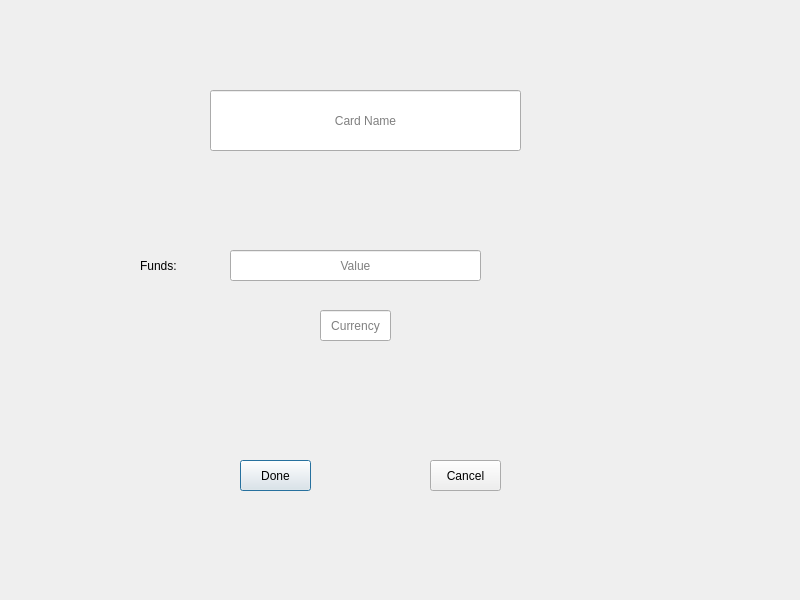
Old version of the form 3_Solution/CleverClient/addfundsdialog.ui in the repository georgecpp/CleverPocket.
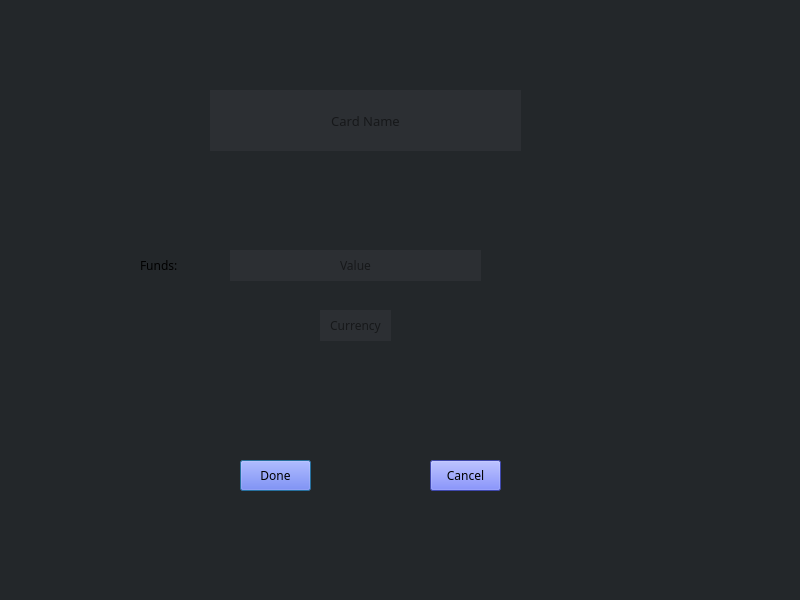
New version of the form.

The edit to the form file:
```diff
--- a/3_Solution/CleverClient/addfundsdialog.ui
+++ b/3_Solution/CleverClient/addfundsdialog.ui
@@ -13,6 +13,11 @@
   <property name="windowTitle">
    <string>AddFundsDialog</string>
   </property>
+  <property name="styleSheet">
+   <string notr="true">background-color:rgb(35, 39, 42);
+
+</string>
+  </property>
   <widget class="QPushButton" name="addFundPushButton">
    <property name="geometry">
     <rect>
@@ -22,6 +27,28 @@
      <height>31</height>
     </rect>
    </property>
+   <property name="font">
+    <font>
+     <family>Whitney</family>
+     <pointsize>9</pointsize>
+    </font>
+   </property>
+   <property name="styleSheet">
+    <string notr="true">
+QPushButton {
+     background-color: rgb(88, 101, 242);
+ }
+ QPushButton#pushButton:pressed {
+   	background-color: rgb(88, 157, 242); 
+ }
+ QPushButton#pushButton:hover {
+     
+	background-color: rgb(88, 157, 242);
+ }
+ QPushButton[text] {
+    color:white;
+ }</string>
+   </property>
    <property name="text">
     <string>Done</string>
    </property>
@@ -35,6 +62,19 @@
      <height>61</height>
     </rect>
    </property>
+   <property name="font">
+    <font>
+     <family>Whitney</family>
+     <pointsize>10</pointsize>
+    </font>
+   </property>
+   <property name="styleSheet">
+    <string notr="true">QLineEdit[text]{
+color: white;}
+QLineEdit{
+background-color: rgb(44, 47, 51);
+border:none;}</string>
+   </property>
    <property name="alignment">
     <set>Qt::AlignCenter</set>
    </property>
@@ -54,6 +94,19 @@
      <height>31</height>
     </rect>
    </property>
+   <property name="font">
+    <font>
+     <family>Whitney</family>
+     <pointsize>9</pointsize>
+    </font>
+   </property>
+   <property name="styleSheet">
+    <string notr="true">QLabel[text]{
+color: white;}
+QLabel{
+background-color:rgb(35, 39, 42);
+border:none;}</string>
+   </property>
    <property name="text">
     <string>Funds:</string>
    </property>
@@ -67,6 +120,19 @@
      <height>31</height>
     </rect>
    </property>
+   <property name="font">
+    <font>
+     <family>Whitney</family>
+     <pointsize>9</pointsize>
+    </font>
+   </property>
+   <property name="styleSheet">
+    <string notr="true">QLineEdit[text]{
+color: white;}
+QLineEdit{
+background-color: rgb(44, 47, 51);
+border:none;}</string>
+   </property>
    <property name="alignment">
     <set>Qt::AlignCenter</set>
    </property>
@@ -83,6 +149,19 @@
      <height>31</height>
     </rect>
    </property>
+   <property name="font">
+    <font>
+     <family>Whitney</family>
+     <pointsize>9</pointsize>
+    </font>
+   </property>
+   <property name="styleSheet">
+    <string notr="true">QLineEdit[text]{
+color: white;}
+QLineEdit{
+background-color: rgb(44, 47, 51);
+border:none;}</string>
+   </property>
    <property name="alignment">
     <set>Qt::AlignCenter</set>
    </property>
@@ -102,6 +181,28 @@
      <height>31</height>
     </rect>
    </property>
+   <property name="font">
+    <font>
+     <family>Whitney</family>
+     <pointsize>9</pointsize>
+    </font>
+   </property>
+   <property name="styleSheet">
+    <string notr="true">
+QPushButton {
+     background-color: rgb(88, 101, 242);
+ }
+ QPushButton#pushButton:pressed {
+   	background-color: rgb(88, 157, 242); 
+ }
+ QPushButton#pushButton:hover {
+     
+	background-color: rgb(88, 157, 242);
+ }
+ QPushButton[text] {
+    color:white;
+ }</string>
+   </property>
    <property name="text">
     <string>Cancel</string>
    </property>
```
